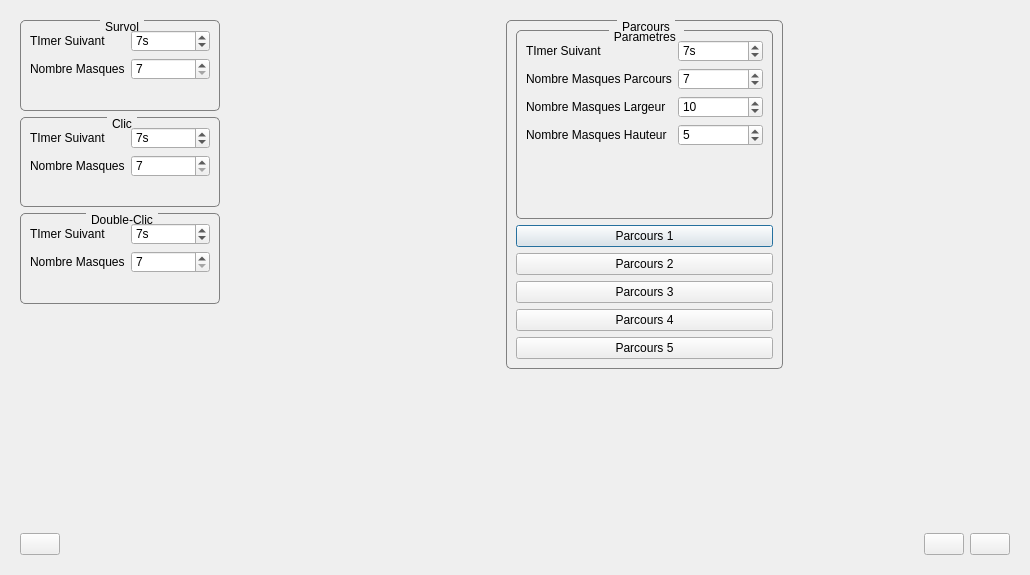
Qt form editeur.ui (Txikilinux/leterrier-mulot) before a commit.
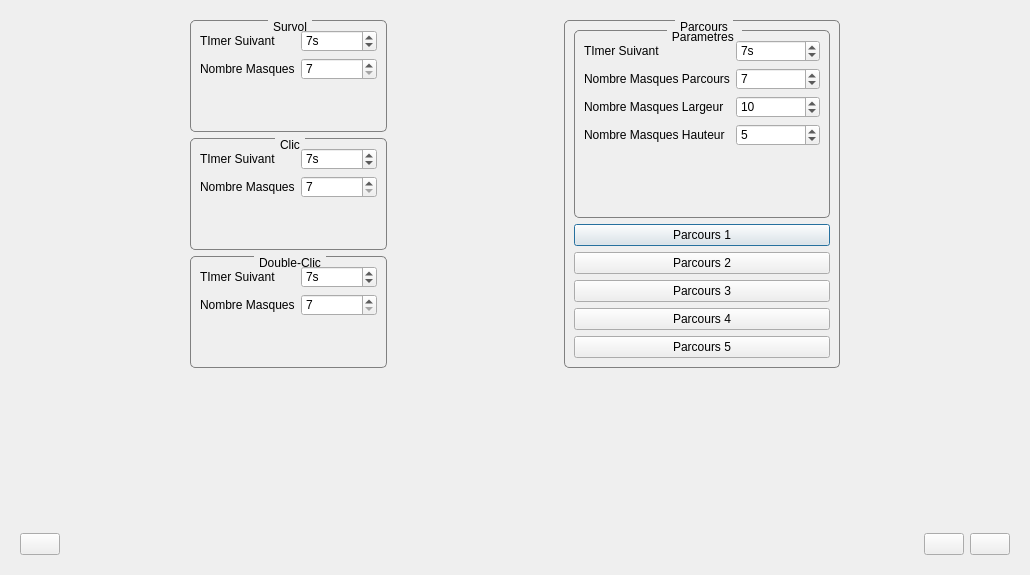
The same form after that commit. The open tabs and pages were chosen to show the change. Icons and pictures are not drawn. Custom widgets are drawn as their Qt base class.

Commit message: Arrangement Layout

Diff of the .ui file:
```diff
--- a/editeur.ui
+++ b/editeur.ui
@@ -339,20 +339,246 @@
       </layout>
      </widget>
      <widget class="QWidget" name="page_3">
+      <layout class="QGridLayout" name="gridLayout_13">
+       <item row="0" column="1" rowspan="2">
+        <layout class="QVBoxLayout" name="verticalLayout">
+         <item>
+          <widget class="QGroupBox" name="groupBoxSurvol">
+           <property name="maximumSize">
+            <size>
+             <width>16777215</width>
+             <height>150</height>
+            </size>
+           </property>
+           <property name="title">
+            <string>Survol</string>
+           </property>
+           <layout class="QGridLayout" name="gridLayout_5">
+            <item row="0" column="0">
+             <layout class="QFormLayout" name="formLayoutSurvol">
+              <property name="fieldGrowthPolicy">
+               <enum>QFormLayout::AllNonFixedFieldsGrow</enum>
+              </property>
+              <item row="0" column="0">
+               <widget class="QLabel" name="labelSurvolSuivant">
+                <property name="text">
+                 <string>TImer Suivant</string>
+                </property>
+               </widget>
+              </item>
+              <item row="0" column="1">
+               <widget class="QSpinBox" name="spinBoxSurvolSuivant">
+                <property name="sizePolicy">
+                 <sizepolicy hsizetype="Minimum" vsizetype="Preferred">
+                  <horstretch>0</horstretch>
+                  <verstretch>0</verstretch>
+                 </sizepolicy>
+                </property>
+                <property name="suffix">
+                 <string>s</string>
+                </property>
+                <property name="value">
+                 <number>7</number>
+                </property>
+               </widget>
+              </item>
+              <item row="1" column="0">
+               <widget class="QLabel" name="labelSurvolNbMasques">
+                <property name="text">
+                 <string>Nombre Masques</string>
+                </property>
+               </widget>
+              </item>
+              <item row="1" column="1">
+               <widget class="QSpinBox" name="spinBoxSurvolMasque">
+                <property name="sizePolicy">
+                 <sizepolicy hsizetype="Minimum" vsizetype="Preferred">
+                  <horstretch>0</horstretch>
+                  <verstretch>0</verstretch>
+                 </sizepolicy>
+                </property>
+                <property name="minimum">
+                 <number>7</number>
+                </property>
+                <property name="value">
+                 <number>7</number>
+                </property>
+               </widget>
+              </item>
+             </layout>
+            </item>
+           </layout>
+          </widget>
+         </item>
+         <item>
+          <widget class="QGroupBox" name="groupBoxClic">
+           <property name="maximumSize">
+            <size>
+             <width>16777215</width>
+             <height>150</height>
+            </size>
+           </property>
+           <property name="title">
+            <string>Clic</string>
+           </property>
+           <layout class="QGridLayout" name="gridLayout_4">
+            <item row="0" column="0">
+             <layout class="QFormLayout" name="formLayoutClic">
+              <property name="fieldGrowthPolicy">
+               <enum>QFormLayout::AllNonFixedFieldsGrow</enum>
+              </property>
+              <item row="0" column="0">
+               <widget class="QLabel" name="labelClicSuivant">
+                <property name="text">
+                 <string>TImer Suivant</string>
+                </property>
+               </widget>
+              </item>
+              <item row="0" column="1">
+               <widget class="QSpinBox" name="spinBoxClicSuivant">
+                <property name="sizePolicy">
+                 <sizepolicy hsizetype="Minimum" vsizetype="Preferred">
+                  <horstretch>0</horstretch>
+                  <verstretch>0</verstretch>
+                 </sizepolicy>
+                </property>
+                <property name="suffix">
+                 <string>s</string>
+                </property>
+                <property name="value">
+                 <number>7</number>
+                </property>
+               </widget>
+              </item>
+              <item row="1" column="0">
+               <widget class="QLabel" name="labelClicNbMasques">
+                <property name="text">
+                 <string>Nombre Masques</string>
+                </property>
+               </widget>
+              </item>
+              <item row="1" column="1">
+               <widget class="QSpinBox" name="spinBoxClicMasque">
+                <property name="sizePolicy">
+                 <sizepolicy hsizetype="Minimum" vsizetype="Preferred">
+                  <horstretch>0</horstretch>
+                  <verstretch>0</verstretch>
+                 </sizepolicy>
+                </property>
+                <property name="minimum">
+                 <number>7</number>
+                </property>
+                <property name="value">
+                 <number>7</number>
+                </property>
+               </widget>
+              </item>
+             </layout>
+            </item>
+           </layout>
+          </widget>
+         </item>
+         <item>
+          <widget class="QGroupBox" name="groupBoxDoubleClic">
+           <property name="maximumSize">
+            <size>
+             <width>16777215</width>
+             <height>150</height>
+            </size>
+           </property>
+           <property name="baseSize">
+            <size>
+             <width>0</width>
+             <height>0</height>
+            </size>
+           </property>
+           <property name="title">
+            <string>Double-Clic</string>
+           </property>
+           <layout class="QGridLayout" name="gridLayout_3">
+            <item row="0" column="0">
+             <layout class="QFormLayout" name="formLayoutDoubleClic">
+              <property name="fieldGrowthPolicy">
+               <enum>QFormLayout::AllNonFixedFieldsGrow</enum>
+              </property>
+              <item row="0" column="0">
+               <widget class="QLabel" name="labelDoubleClicSuivant">
+                <property name="text">
+                 <string>TImer Suivant</string>
+                </property>
+               </widget>
+              </item>
+              <item row="0" column="1">
+               <widget class="QSpinBox" name="spinBoxDoubleClicSuivant">
+                <property name="sizePolicy">
+                 <sizepolicy hsizetype="Minimum" vsizetype="Preferred">
+                  <horstretch>0</horstretch>
+                  <verstretch>0</verstretch>
+                 </sizepolicy>
+                </property>
+                <property name="suffix">
+                 <string>s</string>
+                </property>
+                <property name="maximum">
+                 <number>99</number>
+                </property>
+                <property name="value">
+                 <number>7</number>
+                </property>
+               </widget>
+              </item>
+              <item row="1" column="0">
+               <widget class="QLabel" name="labelDoubleClicNbMasques">
+                <property name="text">
+                 <string>Nombre Masques</string>
+                </property>
+               </widget>
+              </item>
+              <item row="1" column="1">
+               <widget class="QSpinBox" name="spinBoxDoubleClicMasque">
+                <property name="sizePolicy">
+                 <sizepolicy hsizetype="Minimum" vsizetype="Preferred">
+                  <horstretch>0</horstretch>
+                  <verstretch>0</verstretch>
+                 </sizepolicy>
+                </property>
+                <property name="minimum">
+                 <number>7</number>
+                </property>
+                <property name="value">
+                 <number>7</number>
+                </property>
+               </widget>
+              </item>
+             </layout>
+            </item>
+           </layout>
+          </widget>
+         </item>
+        </layout>
+       </item>
+       <item row="0" column="2">
+        <spacer name="horizontalSpacer_3">
+         <property name="orientation">
+          <enum>Qt::Horizontal</enum>
+         </property>
+         <property name="sizeHint" stdset="0">
+          <size>
+           <width>160</width>
+           <height>170</height>
+          </size>
+         </property>
+        </spacer>
+       </item>
+       <item row="0" column="3" rowspan="2">
+        <layout class="QVBoxLayout" name="verticalLayout_2">
+         <item>
       <widget class="QGroupBox" name="groupBoxParcours">
-       <property name="geometry">
-        <rect>
-         <x>495</x>
-         <y>9</y>
-         <width>277</width>
-         <height>349</height>
-        </rect>
-       </property>
        <property name="title">
         <string>Parcours</string>
        </property>
-       <layout class="QVBoxLayout" name="verticalLayout_2">
-        <item>
+           <layout class="QGridLayout" name="gridLayout_12">
+            <item row="0" column="0">
          <widget class="QGroupBox" name="groupBoxParamParcours">
           <property name="maximumSize">
            <size>
@@ -475,35 +701,35 @@
           </layout>
          </widget>
         </item>
-        <item>
+            <item row="1" column="0">
          <widget class="QPushButton" name="btnParcours1">
           <property name="text">
            <string>Parcours 1</string>
           </property>
          </widget>
         </item>
-        <item>
+            <item row="2" column="0">
          <widget class="QPushButton" name="btnParcours2">
           <property name="text">
            <string>Parcours 2</string>
           </property>
          </widget>
         </item>
-        <item>
+            <item row="3" column="0">
          <widget class="QPushButton" name="btnParcours3">
           <property name="text">
            <string>Parcours 3</string>
           </property>
          </widget>
         </item>
-        <item>
+            <item row="4" column="0">
          <widget class="QPushButton" name="btnParcours4">
           <property name="text">
            <string>Parcours 4</string>
           </property>
          </widget>
         </item>
-        <item>
+            <item row="5" column="0">
          <widget class="QPushButton" name="btnParcours5">
           <property name="text">
            <string>Parcours 5</string>
@@ -512,231 +738,62 @@
         </item>
        </layout>
       </widget>
-      <widget class="QWidget" name="layoutWidget">
-       <property name="geometry">
-        <rect>
-         <x>9</x>
-         <y>9</y>
-         <width>200</width>
-         <height>284</height>
-        </rect>
-       </property>
-       <layout class="QVBoxLayout" name="verticalLayout">
-        <item>
-         <widget class="QGroupBox" name="groupBoxSurvol">
-          <property name="maximumSize">
+         </item>
+        </layout>
+       </item>
+       <item row="0" column="4" rowspan="2">
+        <spacer name="horizontalSpacer_4">
+         <property name="orientation">
+          <enum>Qt::Horizontal</enum>
+         </property>
+         <property name="sizeHint" stdset="0">
            <size>
-            <width>16777215</width>
-            <height>150</height>
-           </size>
-          </property>
-          <property name="title">
-           <string>Survol</string>
-          </property>
-          <layout class="QGridLayout" name="gridLayout_5">
-           <item row="0" column="0">
-            <layout class="QFormLayout" name="formLayoutSurvol">
-             <property name="fieldGrowthPolicy">
-              <enum>QFormLayout::AllNonFixedFieldsGrow</enum>
-             </property>
-             <item row="0" column="0">
-              <widget class="QLabel" name="labelSurvolSuivant">
-               <property name="text">
-                <string>TImer Suivant</string>
-               </property>
-              </widget>
-             </item>
-             <item row="0" column="1">
-              <widget class="QSpinBox" name="spinBoxSurvolSuivant">
-               <property name="sizePolicy">
-                <sizepolicy hsizetype="Minimum" vsizetype="Preferred">
-                 <horstretch>0</horstretch>
-                 <verstretch>0</verstretch>
-                </sizepolicy>
-               </property>
-               <property name="suffix">
-                <string>s</string>
-               </property>
-               <property name="value">
-                <number>7</number>
-               </property>
-              </widget>
-             </item>
+           <width>161</width>
+           <height>348</height>
+          </size>
+         </property>
+        </spacer>
+       </item>
              <item row="1" column="0">
-              <widget class="QLabel" name="labelSurvolNbMasques">
-               <property name="text">
-                <string>Nombre Masques</string>
-               </property>
-              </widget>
-             </item>
-             <item row="1" column="1">
-              <widget class="QSpinBox" name="spinBoxSurvolMasque">
-               <property name="sizePolicy">
-                <sizepolicy hsizetype="Minimum" vsizetype="Preferred">
-                 <horstretch>0</horstretch>
-                 <verstretch>0</verstretch>
-                </sizepolicy>
-               </property>
-               <property name="minimum">
-                <number>7</number>
-               </property>
-               <property name="value">
-                <number>7</number>
-               </property>
-              </widget>
-             </item>
-            </layout>
-           </item>
-          </layout>
-         </widget>
-        </item>
-        <item>
-         <widget class="QGroupBox" name="groupBoxClic">
-          <property name="maximumSize">
+        <spacer name="horizontalSpacer_2">
+         <property name="orientation">
+          <enum>Qt::Horizontal</enum>
+         </property>
+         <property name="sizeHint" stdset="0">
            <size>
-            <width>16777215</width>
-            <height>150</height>
-           </size>
-          </property>
-          <property name="title">
-           <string>Clic</string>
-          </property>
-          <layout class="QGridLayout" name="gridLayout_4">
-           <item row="0" column="0">
-            <layout class="QFormLayout" name="formLayoutClic">
-             <property name="fieldGrowthPolicy">
-              <enum>QFormLayout::AllNonFixedFieldsGrow</enum>
-             </property>
-             <item row="0" column="0">
-              <widget class="QLabel" name="labelClicSuivant">
-               <property name="text">
-                <string>TImer Suivant</string>
-               </property>
-              </widget>
-             </item>
-             <item row="0" column="1">
-              <widget class="QSpinBox" name="spinBoxClicSuivant">
-               <property name="sizePolicy">
-                <sizepolicy hsizetype="Minimum" vsizetype="Preferred">
-                 <horstretch>0</horstretch>
-                 <verstretch>0</verstretch>
-                </sizepolicy>
-               </property>
-               <property name="suffix">
-                <string>s</string>
-               </property>
-               <property name="value">
-                <number>7</number>
-               </property>
-              </widget>
-             </item>
-             <item row="1" column="0">
-              <widget class="QLabel" name="labelClicNbMasques">
-               <property name="text">
-                <string>Nombre Masques</string>
-               </property>
-              </widget>
-             </item>
-             <item row="1" column="1">
-              <widget class="QSpinBox" name="spinBoxClicMasque">
-               <property name="sizePolicy">
-                <sizepolicy hsizetype="Minimum" vsizetype="Preferred">
-                 <horstretch>0</horstretch>
-                 <verstretch>0</verstretch>
-                </sizepolicy>
-               </property>
-               <property name="minimum">
-                <number>7</number>
-               </property>
-               <property name="value">
-                <number>7</number>
-               </property>
-              </widget>
-             </item>
-            </layout>
-           </item>
-          </layout>
-         </widget>
-        </item>
-        <item>
-         <widget class="QGroupBox" name="groupBoxDoubleClic">
-          <property name="maximumSize">
+           <width>161</width>
+           <height>169</height>
+          </size>
+         </property>
+        </spacer>
+       </item>
+       <item row="2" column="1">
+        <spacer name="verticalSpacer">
+         <property name="orientation">
+          <enum>Qt::Vertical</enum>
+         </property>
+         <property name="sizeHint" stdset="0">
+          <size>
+           <width>197</width>
+           <height>97</height>
+          </size>
+         </property>
+        </spacer>
+       </item>
+       <item row="2" column="3">
+        <spacer name="verticalSpacer_2">
+         <property name="orientation">
+          <enum>Qt::Vertical</enum>
+         </property>
+         <property name="sizeHint" stdset="0">
            <size>
-            <width>16777215</width>
-            <height>150</height>
-           </size>
-          </property>
-          <property name="baseSize">
-           <size>
-            <width>0</width>
-            <height>0</height>
-           </size>
-          </property>
-          <property name="title">
-           <string>Double-Clic</string>
-          </property>
-          <layout class="QGridLayout" name="gridLayout_3">
-           <item row="0" column="0">
-            <layout class="QFormLayout" name="formLayoutDoubleClic">
-             <property name="fieldGrowthPolicy">
-              <enum>QFormLayout::AllNonFixedFieldsGrow</enum>
-             </property>
-             <item row="0" column="0">
-              <widget class="QLabel" name="labelDoubleClicSuivant">
-               <property name="text">
-                <string>TImer Suivant</string>
-               </property>
-              </widget>
-             </item>
-             <item row="0" column="1">
-              <widget class="QSpinBox" name="spinBoxDoubleClicSuivant">
-               <property name="sizePolicy">
-                <sizepolicy hsizetype="Minimum" vsizetype="Preferred">
-                 <horstretch>0</horstretch>
-                 <verstretch>0</verstretch>
-                </sizepolicy>
-               </property>
-               <property name="suffix">
-                <string>s</string>
-               </property>
-               <property name="maximum">
-                <number>99</number>
-               </property>
-               <property name="value">
-                <number>7</number>
-               </property>
-              </widget>
-             </item>
-             <item row="1" column="0">
-              <widget class="QLabel" name="labelDoubleClicNbMasques">
-               <property name="text">
-                <string>Nombre Masques</string>
-               </property>
-              </widget>
-             </item>
-             <item row="1" column="1">
-              <widget class="QSpinBox" name="spinBoxDoubleClicMasque">
-               <property name="sizePolicy">
-                <sizepolicy hsizetype="Minimum" vsizetype="Preferred">
-                 <horstretch>0</horstretch>
-                 <verstretch>0</verstretch>
-                </sizepolicy>
-               </property>
-               <property name="minimum">
-                <number>7</number>
-               </property>
-               <property name="value">
-                <number>7</number>
-               </property>
-              </widget>
-             </item>
-            </layout>
-           </item>
-          </layout>
-         </widget>
-        </item>
-       </layout>
-      </widget>
+           <width>276</width>
+           <height>97</height>
+          </size>
+         </property>
+        </spacer>
+       </item>
+      </layout>
      </widget>
      <widget class="QWidget" name="page_4">
       <widget class="QLabel" name="labelNomTheme">
```
Left out of the diff: 7 changed lines with no effect on the pictures. Lines whose indentation alone changed are shown as unchanged.
